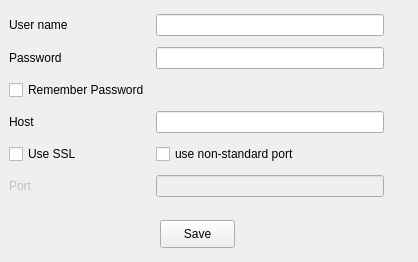
gam3/trasker, file clients/tlist/setup.ui: the form before one commit.
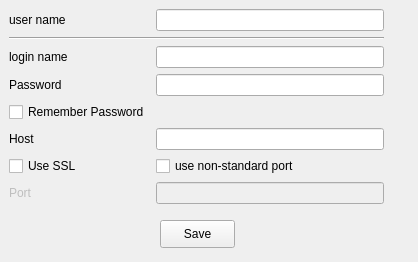
The form after the commit.

Diff of the .ui file:
```diff
--- a/clients/tlist/setup.ui
+++ b/clients/tlist/setup.ui
@@ -23,17 +23,17 @@
     </rect>
    </property>
    <layout class="QGridLayout" name="gridLayout">
-    <item row="0" column="0">
+    <item row="2" column="0">
      <widget class="QLabel" name="label">
       <property name="text">
-       <string>User name</string>
+       <string>login name</string>
       </property>
       <property name="buddy">
        <cstring>userEdit</cstring>
       </property>
      </widget>
     </item>
-    <item row="3" column="0">
+    <item row="5" column="0">
      <widget class="QLabel" name="label_2">
       <property name="text">
        <string>Password</string>
@@ -43,14 +43,14 @@
       </property>
      </widget>
     </item>
-    <item row="4" column="0">
+    <item row="6" column="0">
      <widget class="QCheckBox" name="remPass">
       <property name="text">
        <string>Remember Password</string>
       </property>
      </widget>
     </item>
-    <item row="5" column="0">
+    <item row="7" column="0">
      <widget class="QLabel" name="label_3">
       <property name="text">
        <string>Host</string>
@@ -60,27 +60,24 @@
       </property>
      </widget>
     </item>
-    <item row="0" column="1">
-     <widget class="QLineEdit" name="userEdit"/>
-    </item>
-    <item row="3" column="1">
+    <item row="5" column="1">
      <widget class="QLineEdit" name="passwordEdit">
       <property name="echoMode">
        <enum>QLineEdit::Password</enum>
       </property>
      </widget>
     </item>
-    <item row="5" column="1">
+    <item row="7" column="1">
      <widget class="QLineEdit" name="hostEdit"/>
     </item>
-    <item row="6" column="0">
+    <item row="8" column="0">
      <widget class="QCheckBox" name="useSSL">
       <property name="text">
        <string>Use SSL</string>
       </property>
      </widget>
     </item>
-    <item row="6" column="1">
+    <item row="8" column="1">
      <widget class="QCheckBox" name="nonStandard">
       <property name="enabled">
        <bool>true</bool>
@@ -90,14 +87,14 @@
       </property>
      </widget>
     </item>
-    <item row="7" column="1">
+    <item row="9" column="1">
      <widget class="QLineEdit" name="portEdit">
       <property name="enabled">
        <bool>false</bool>
       </property>
      </widget>
     </item>
-    <item row="7" column="0">
+    <item row="9" column="0">
      <widget class="QLabel" name="label_4">
       <property name="enabled">
        <bool>false</bool>
@@ -107,6 +104,32 @@
       </property>
      </widget>
     </item>
+    <item row="0" column="0">
+     <widget class="QLabel" name="label_5">
+      <property name="toolTip">
+       <string>The user you are controling</string>
+      </property>
+      <property name="text">
+       <string>user name</string>
+      </property>
+      <property name="buddy">
+       <cstring>loginEdit</cstring>
+      </property>
+     </widget>
+    </item>
+    <item row="0" column="1">
+     <widget class="QLineEdit" name="loginEdit"/>
+    </item>
+    <item row="2" column="1">
+     <widget class="QLineEdit" name="userEdit"/>
+    </item>
+    <item row="1" column="0" colspan="2">
+     <widget class="Line" name="line">
+      <property name="orientation">
+       <enum>Qt::Horizontal</enum>
+      </property>
+     </widget>
+    </item>
    </layout>
   </widget>
   <widget class="QPushButton" name="done">
```
Left out of the diff: 16 changed lines with no effect on the pictures.
